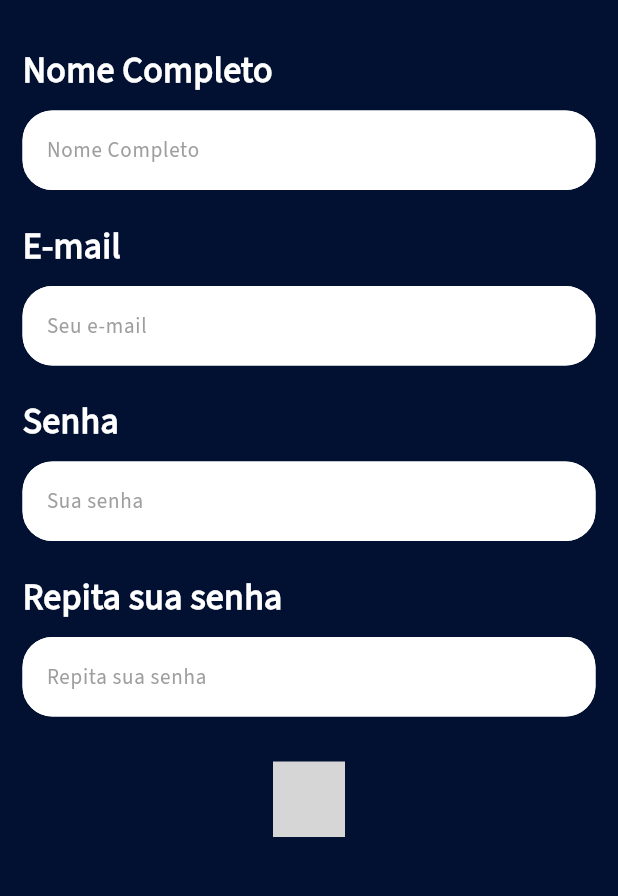
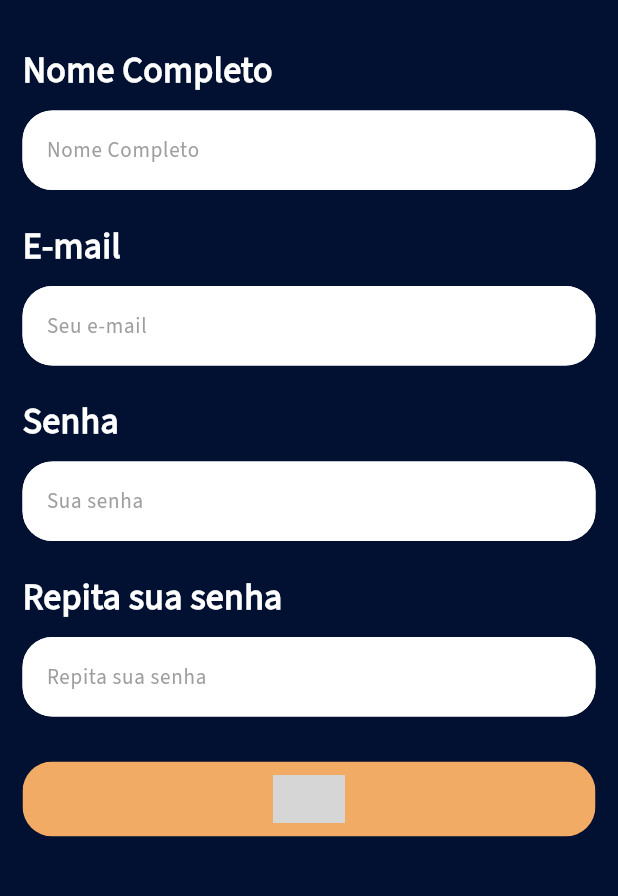
Before and after one commit to hoffera/ByBus, a Flutter app: the RegisterPage screen opened by its route, on a phone screen of 412 x 824 dp, the part 233-1129 px from its top. Run offline on Flutter 3.47's test engine with Material 3 defaults, Android fonts, the light colour scheme and no system bars; our stand-ins replace cloud_firestore, curved_navigation_bar, firebase_auth, firebase_core, get, google_maps_flutter; missing offline and left inert: deep_pick, mix; accounts and stored records are empty; statements that could not run were skipped; grey boxes are pictures that could not be loaded.

Commit message:
fix bugs

```diff
--- a/lib/services/auth_services.dart
+++ b/lib/services/auth_services.dart
@@ -78,7 +78,7 @@ class AuthService {
     return null;
   }
 
-  Future<String?> redefincaoPassword({required String email}) async {
+  Future<String?> resetPassword({required String email}) async {
     try {
       await _firebaseAuth.sendPasswordResetEmail(email: email);
     } on FirebaseAuthException catch (e) {
--- a/lib/view/home_login_page.dart
+++ b/lib/view/home_login_page.dart
@@ -29,7 +29,8 @@ class HomeLoginPage extends StatelessWidget {
               child: SizedBox(
                 height: 50,
                 child: PrimaryButton(
-                  funds: false,
+                  funds: true,
+                  logoff: true,
                   color: AppColors.secondary,
                   onPressed: () {
                     Navigator.pushNamed(context, '/loginpage');
--- a/lib/view/register_page.dart
+++ b/lib/view/register_page.dart
@@ -19,7 +19,9 @@ class RegisterPage extends StatelessWidget {
   @override
   Widget build(BuildContext context) {
     return Scaffold(
-      body: Padding(
+      resizeToAvoidBottomInset: true,
+      body: SingleChildScrollView(
+        child: Padding(
           padding: const EdgeInsets.all(15.0),
           child: Center(
             child: Column(
@@ -33,6 +35,7 @@ class RegisterPage extends StatelessWidget {
                 const SizedBox(height: 30.0),
                 _registerButton(context),
               ],
+            ),
           ),
         ),
       ),
--- a/lib/widgets/core_button.dart
+++ b/lib/widgets/core_button.dart
@@ -64,8 +64,10 @@ class CoreButton extends StatelessWidget {
     return Text(
       text,
       style: TextStyle(
-        fontSize: funds ? 32 : 20,
-        fontWeight: funds ? FontWeight.bold : FontWeight.w700,
+        fontSize: logoff ? 20 : (funds ? 32 : 20),
+        fontWeight: logoff
+            ? FontWeight.w700
+            : (funds ? FontWeight.bold : FontWeight.w700),
         color:
             logoff ? Colors.white : (funds ? AppColors.primary : Colors.white),
       ),
--- a/lib/widgets/primary_button.dart
+++ b/lib/widgets/primary_button.dart
@@ -1,24 +1,22 @@
 import 'package:bybus/enum/enum.dart';
-import 'package:bybus/widgets/core_button.dart';
+import 'package:bybus/widgets/core_button.dart'; // Suponho que esteja importado corretamente
 import 'package:flutter/material.dart';
-import 'package:mix/mix.dart';
 
 class PrimaryButton extends StatefulWidget {
   final void Function() onPressed;
   final bool funds;
   final bool? logoff;
-
   final String text;
   final Color color;
 
   const PrimaryButton({
-    super.key,
+    Key? key,
     required this.color,
     this.logoff = false,
     required this.text,
     required this.funds,
     required this.onPressed,
-  });
+  }) : super(key: key);
 
   @override
   State<PrimaryButton> createState() => _PrimaryButtonState();
@@ -30,7 +28,6 @@ class _PrimaryButtonState extends State<PrimaryButton> {
   @override
   void initState() {
     super.initState();
-
     setState(() {
       currentColor = widget.funds ? widget.color : AppColors.primary;
     });
@@ -38,27 +35,30 @@ class _PrimaryButtonState extends State<PrimaryButton> {
 
   @override
   Widget build(BuildContext context) {
-    return GestureDetector(
-      behavior: HitTestBehavior.translucent,
-      onTapUp: (_) {
-        widget.onPressed.call();
-
-        return;
-      },
+    return Material(
+      color: Colors.transparent,
+      borderRadius: BorderRadius.circular(20),
+      child: InkWell(
+        onTap: widget.onPressed,
+        borderRadius: BorderRadius.circular(
+            20), // Mesmo valor do borderRadius usado no Material
         child: _buildContainer(),
+      ),
     );
   }
 
-  _buildContainer() {
-    final styles = Style(
-      $box.color(currentColor!),
-      $box.borderRadius(20),
-      $box.width(double.infinity),
-      $box.padding(9, 15),
-      $with.opacity(1),
-    );
-    return Box(
-      style: styles,
+  Widget _buildContainer() {
+    return Ink(
+      decoration: BoxDecoration(
+        color: currentColor,
+        borderRadius: BorderRadius.circular(20),
+      ),
+      child: InkWell(
+        borderRadius: BorderRadius.circular(20),
+        onTap: widget.onPressed,
+        child: Container(
+          width: double.infinity,
+          padding: const EdgeInsets.symmetric(vertical: 9, horizontal: 15),
           child: CoreButton(
             logoff: widget.logoff!,
             funds: widget.funds,
@@ -66,6 +66,8 @@ class _PrimaryButtonState extends State<PrimaryButton> {
             text: widget.text,
             color: Colors.white,
           ),
+        ),
+      ),
     );
   }
 }
--- a/lib/widgets/text_input.dart
+++ b/lib/widgets/text_input.dart
@@ -1,3 +1,4 @@
+import 'package:bybus/enum/enum.dart';
 import 'package:flutter/material.dart';
 
 class TextInput extends StatelessWidget {
@@ -51,6 +52,13 @@ class TextInput extends StatelessWidget {
         },
         obscureText: password,
         decoration: InputDecoration(
+          focusedBorder: OutlineInputBorder(
+            borderSide: const BorderSide(color: AppColors.primary), // Cor cinza
+            borderRadius: BorderRadius.circular(20.0),
+          ),
+          // enabledBorder: InputBorder.none,
+          //  errorBorder: InputBorder.none,
+          // disabledBorder: InputBorder.none,
           filled: true,
           fillColor: Colors.white,
           hintText: text,
```
Also changed, not shown: lib/view/config_page.dart (+9 -5 lines), lib/view/login_page.dart (+32 -6 lines), lib/widgets/loading_alert.dart (added, +19 -0 lines), lib/widgets/reset_password_dialog.dart (added, +61 -0 lines). Lines whose indentation alone changed are shown as unchanged.
